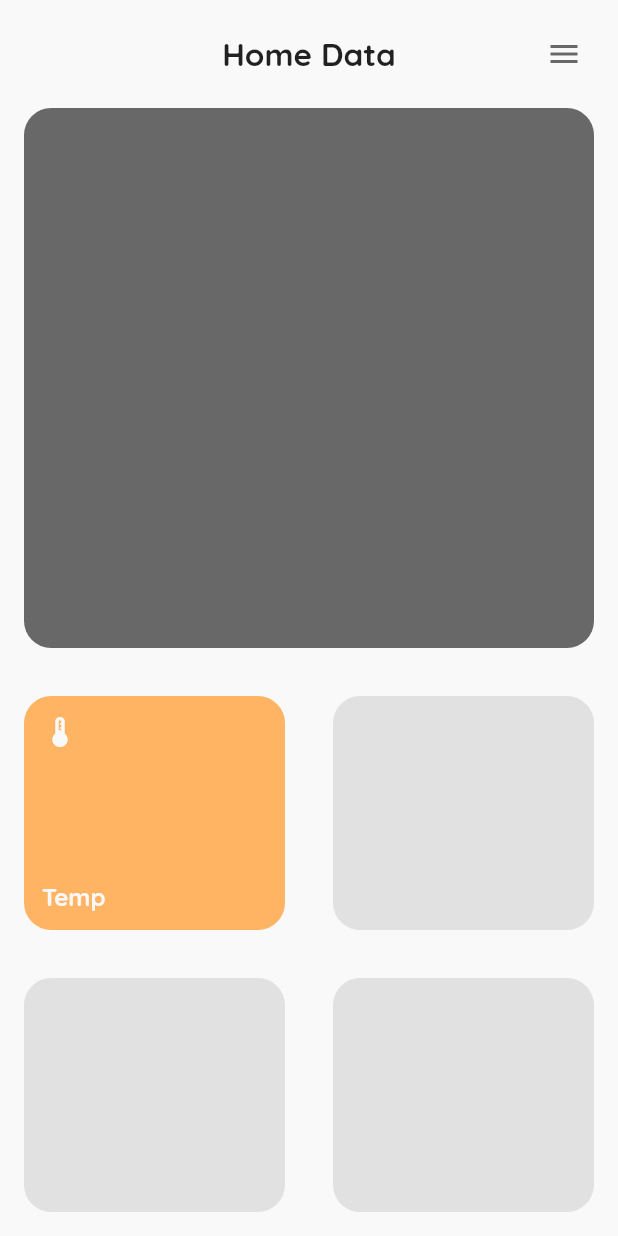
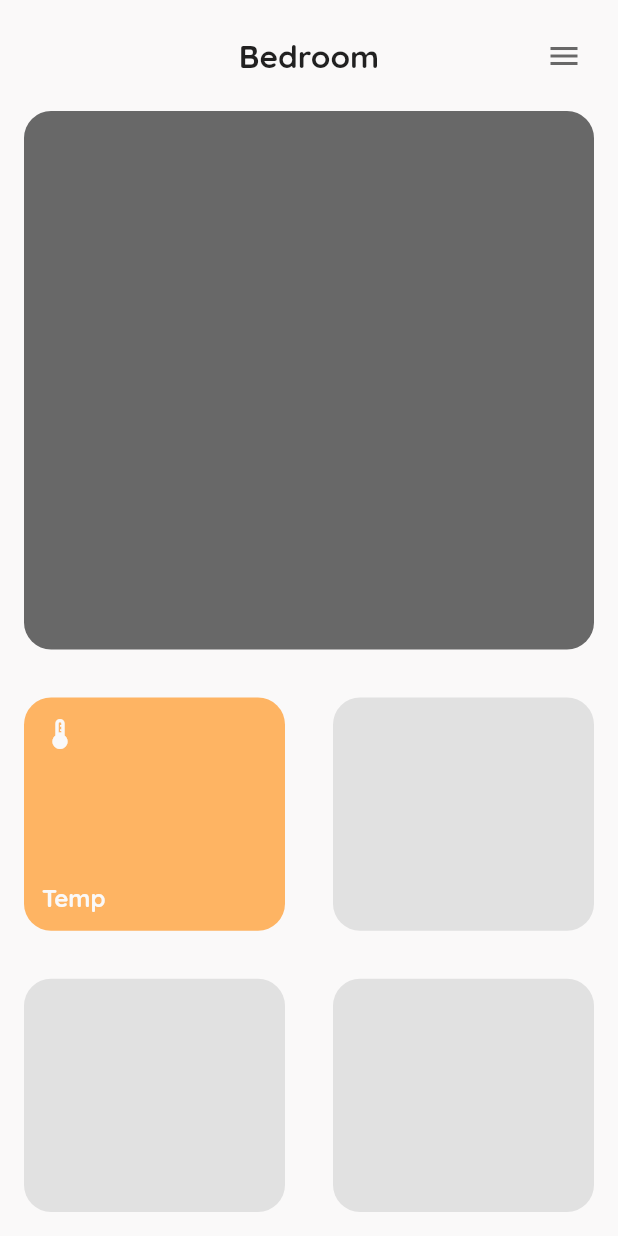
Before and after one commit to luuuuk/home-data, a Flutter app: the screen it shows after launch, on a phone screen of 412 x 824 dp. Run offline on Flutter 3.47's test engine with Material 2 defaults, Android fonts, the phone set to English and light mode, and no system bars; our stand-ins replace google_fonts.

Commit message:
feat: drawer icons

```diff
--- a/home_data/lib/home.dart
+++ b/home_data/lib/home.dart
@@ -11,6 +11,8 @@ class HomePage extends StatefulWidget {
 
 class _HomePageState extends State<HomePage> {
   double _drawerWidth = 0.0;
+  int selectedRoom = 0;
+  List<String> titles = ["Bedroom", "Kitchen"];
 
   @override
   void initState() {
@@ -30,7 +32,75 @@ class _HomePageState extends State<HomePage> {
                 color: ThemeColors.lightGrey,
                 duration: const Duration(seconds: 1),
                 curve: Curves.fastOutSlowIn,
-                child: Column(),
+                child: Column(
+                  children: [
+                    Padding(
+                      padding: const EdgeInsets.fromLTRB(8.0, 24.0, 8.0, 24.0),
+                      child: Text(
+                        "R",
+                        style: GoogleFonts.quicksand(
+                            fontSize: 21,
+                            fontWeight: FontWeight.w700,
+                            color: ThemeColors.lightGrey),
+                      ),
+                    ),
+                    GestureDetector(
+                      onTap: () {
+                        setState(() {
+                          selectedRoom = 0;
+                        });
+                      },
+                      child: AnimatedContainer(
+                        duration: const Duration(milliseconds: 500),
+                        curve: Curves.fastOutSlowIn,
+                        height: selectedRoom == 0 ? 54 : 48,
+                        width: selectedRoom == 0 ? 54 : 48,
+                        decoration: BoxDecoration(
+                          borderRadius: BorderRadius.circular(12.0),
+                          color: selectedRoom == 0
+                              ? ThemeColors.accentYellow
+                              : ThemeColors.midGrey,
+                        ),
+                        child: Center(
+                          child: Icon(
+                            Icons.bed_outlined,
+                            color: selectedRoom == 0
+                                ? ThemeColors.lightWhite
+                                : ThemeColors.darkGrey,
+                          ),
+                        ),
+                      ),
+                    ),
+                    GestureDetector(
+                      onTap: () {
+                        setState(() {
+                          selectedRoom = 1;
+                        });
+                      },
+                      child: AnimatedContainer(
+                        margin: const EdgeInsets.only(top: 24.0),
+                        duration: const Duration(milliseconds: 500),
+                        curve: Curves.fastOutSlowIn,
+                        height: selectedRoom == 1 ? 54 : 48,
+                        width: selectedRoom == 1 ? 54 : 48,
+                        decoration: BoxDecoration(
+                          borderRadius: BorderRadius.circular(12.0),
+                          color: selectedRoom == 1
+                              ? ThemeColors.accentYellow
+                              : ThemeColors.midGrey,
+                        ),
+                        child: Center(
+                          child: Icon(
+                            Icons.kitchen,
+                            color: selectedRoom == 1
+                                ? ThemeColors.lightWhite
+                                : ThemeColors.darkGrey,
+                          ),
+                        ),
+                      ),
+                    ),
+                  ],
+                ),
               ),
               Expanded(
                 child: Container(
@@ -43,24 +113,30 @@ class _HomePageState extends State<HomePage> {
                           mainAxisAlignment: MainAxisAlignment.center,
                           children: [
                             Expanded(
-                              child: Row(),
+                              child: Container(),
                             ),
                             Expanded(
                               flex: 3,
+                              child: Padding(
+                                padding:
+                                    const EdgeInsets.symmetric(vertical: 12.0),
                                 child: Row(
                                   mainAxisAlignment: MainAxisAlignment.center,
                                   children: [
                                     Text(
-                                    "Home Data",
+                                      titles[selectedRoom],
                                       style: GoogleFonts.quicksand(
                                         fontSize: 21,
-                                        fontWeight: FontWeight.w700),
+                                        fontWeight: FontWeight.w700,
+                                      ),
                                     ),
                                   ],
                                 ),
                               ),
+                            ),
                             Expanded(
                               child: Row(
+                                crossAxisAlignment: CrossAxisAlignment.center,
                                 mainAxisAlignment: MainAxisAlignment.end,
                                 children: [
                                   IconButton(
```
Lines whose indentation alone changed are shown as unchanged.
